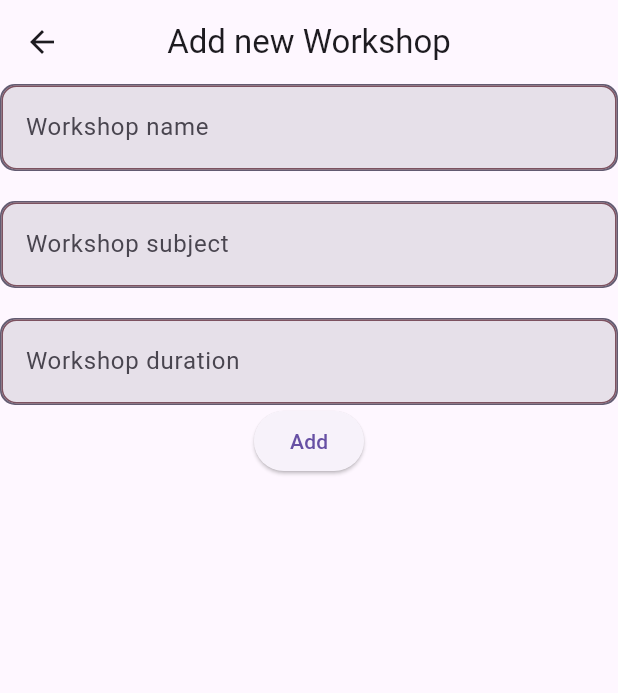
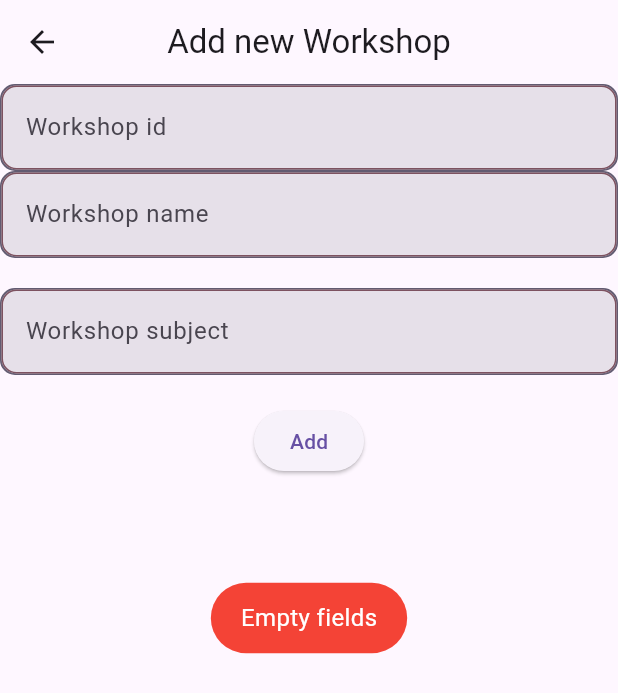
Before and after one commit to AshwinSaji10/WorkshopsBookingApp, a Flutter app: the AddNewWorkshop screen opened directly, after a tap on "Add", on a phone screen of 412 x 824 dp. Shown: the top 693 px of the screen. Run offline on Flutter 3.47's test engine with Material 3 defaults, Android fonts, the phone set to English and light mode, and no system bars; our stand-ins replace fluttertoast, sqflite; accounts and stored records are empty.

Commit message:
added ability to create new workshops and display them

```diff
--- a/lib/components/admin_login.dart
+++ b/lib/components/admin_login.dart
@@ -1,6 +1,6 @@
 import 'package:flutter/material.dart';
 import 'package:workshops_booking/widgets/form_container_widget.dart';
-import 'package:workshops_booking/pages/admin_panel.dart';
+import 'package:workshops_booking/pages/admin/admin_panel.dart';
 
 class AdminLogin extends StatefulWidget {
   const AdminLogin({super.key});
--- /dev/null
+++ b/lib/models/workshops.dart
@@ -0,0 +1,8 @@
+class Workshops{
+  String? wid;
+  String? wname;
+  String? wsubject;
+
+  Workshops({required this.wid,required this.wname,required this.wsubject});
+
+}
--- /dev/null
+++ b/lib/pages/admin/add_items/add_new_workshop.dart
@@ -0,0 +1,107 @@
+import 'package:flutter/material.dart';
+import 'package:workshops_booking/services/database_service.dart';
+import 'package:workshops_booking/widgets/form_container_widget.dart';
+import 'package:fluttertoast/fluttertoast.dart';
+
+class AddNewWorkshop extends StatefulWidget {
+  const AddNewWorkshop({super.key});
+
+  @override
+  State<AddNewWorkshop> createState() => _AddNewWorkshopState();
+}
+
+class _AddNewWorkshopState extends State<AddNewWorkshop> {
+  final TextEditingController _idController = TextEditingController();
+  final TextEditingController _nameController = TextEditingController();
+  final TextEditingController _subjectController = TextEditingController();
+
+  final DatabaseService _dbService = DatabaseService.instance;
+
+  @override
+  void dispose() {
+    _nameController.dispose();
+    _subjectController.dispose();
+
+    super.dispose();
+  }
+
+  @override
+  Widget build(BuildContext context) {
+    return Scaffold(
+      appBar: AppBar(
+        title: const Text("Add new Workshop"),
+        centerTitle: true,
+      ),
+      body: Column(
+        // mainAxisAlignment: MainAxisAlignment.spaceBetween,
+        children: [
+          FormContainerWidget(
+            hintText: "Workshop id",
+            controller: _idController,
+            isPasswordField: false,
+          ),
+          FormContainerWidget(
+            hintText: "Workshop name",
+            controller: _nameController,
+            isPasswordField: false,
+          ),
+          const SizedBox(
+            height: 20,
+          ),
+          FormContainerWidget(
+            hintText: "Workshop subject",
+            controller: _subjectController,
+            isPasswordField: false,
+          ),
+          const SizedBox(
+            height: 20,
+          ),
+          ElevatedButton(
+            onPressed: () {
+              if (_idController.text == '' ||
+                  _nameController.text == '' ||
+                  _subjectController.text == '') {
+                Fluttertoast.showToast(
+                    msg: "Empty fields",
+                    toastLength: Toast.LENGTH_SHORT,
+                    gravity: ToastGravity.CENTER,
+                    timeInSecForIosWeb: 1,
+                    backgroundColor: Colors.red,
+                    textColor: Colors.white,
+                    fontSize: 16.0);
+              } else {
+                try {
+                  _dbService.addWorkshops(_idController.text,
+                      _nameController.text, _subjectController.text);
+                  Fluttertoast.showToast(
+                      msg: "Workshop added",
+                      toastLength: Toast.LENGTH_SHORT,
+                      gravity: ToastGravity.CENTER,
+                      timeInSecForIosWeb: 1,
+                      backgroundColor: Colors.green,
+                      textColor: Colors.white,
+                      fontSize: 16.0);
+
+                  _idController.clear();
+                  _nameController.clear();
+                  _subjectController.clear();
+                } catch (e) {
+                  Fluttertoast.showToast(
+                    msg: "Database error: ${e.toString()}",
+                    toastLength: Toast.LENGTH_SHORT,
+                    gravity: ToastGravity.CENTER,
+                    timeInSecForIosWeb: 1,
+                    backgroundColor: Colors.red,
+                    textColor: Colors.white,
+                    fontSize: 16.0,
+                  );
+                }
+              }
+            },
+            child: const Text("Add"),
+          )
+        ],
+      ),
+    );
+  }
+}
--- a/lib/pages/admin/add_new_workshop.dart
+++ /dev/null
@@ -1,59 +0,0 @@
-import 'package:flutter/material.dart';
-import 'package:workshops_booking/widgets/form_container_widget.dart';
-
-class AddNewWorkshop extends StatefulWidget {
-  const AddNewWorkshop({super.key});
-
-  @override
-  State<AddNewWorkshop> createState() => _AddNewWorkshopState();
-}
-
-class _AddNewWorkshopState extends State<AddNewWorkshop> {
-  final TextEditingController _nameController = TextEditingController();
-  final TextEditingController _subjectController = TextEditingController();
-
-  @override
-  void dispose() {
-    _nameController.dispose();
-    _subjectController.dispose();
-
-    super.dispose();
-  }
-
-  @override
-  Widget build(BuildContext context) {
-    return Scaffold(
-      appBar: AppBar(
-        title: const Text("Add new Workshop"),
-        centerTitle: true,
-      ),
-      body: Column(
-        // mainAxisAlignment: MainAxisAlignment.spaceBetween,
-        children: [
-          FormContainerWidget(
-            hintText: "Workshop name",
-            controller: _nameController,
-            isPasswordField: false,
-          ),
-          const SizedBox(
-            height: 20,
-          ),
-          FormContainerWidget(
-            hintText: "Workshop subject",
-            controller: _nameController,
-            isPasswordField: false,
-          ),
-          const SizedBox(
-            height: 20,
-          ),
-          FormContainerWidget(
-            hintText: "Workshop duration",
-            controller: _nameController,
-            isPasswordField: false,
-          ),
-          ElevatedButton(onPressed: (){}, child: const Text("Add"))
-        ],
-      ),
-    );
-  }
-}
--- a/pubspec.yaml
+++ b/pubspec.yaml
@@ -9,6 +9,7 @@ environment:
 dependencies:
   flutter:
     sdk: flutter
+  fluttertoast: ^8.2.8
   path: ^1.9.0
   sqflite: ^2.3.3+1
 
```
Also changed, not shown: lib/pages/admin/admin_panel.dart (renamed from lib/pages/admin_panel.dart, +47 -15 lines), lib/pages/admin/display_items/view_locations.dart (added, +20 -0 lines), lib/pages/admin/display_items/view_workshops.dart (added, +78 -0 lines), lib/services/database_service.dart (+29 -8 lines), lib/widgets/display_tile.dart (added, +17 -0 lines), lib/pages/admin/add_items/add_new_instructor.dart (renamed from lib/pages/admin/add_new_instructor.dart), lib/pages/admin/add_items/add_new_location.dart (renamed from lib/pages/admin/add_new_location.dart), lib/pages/admin/add_items/add_new_session.dart (renamed from lib/pages/admin/add_new_session.dart), pubspec.lock.
